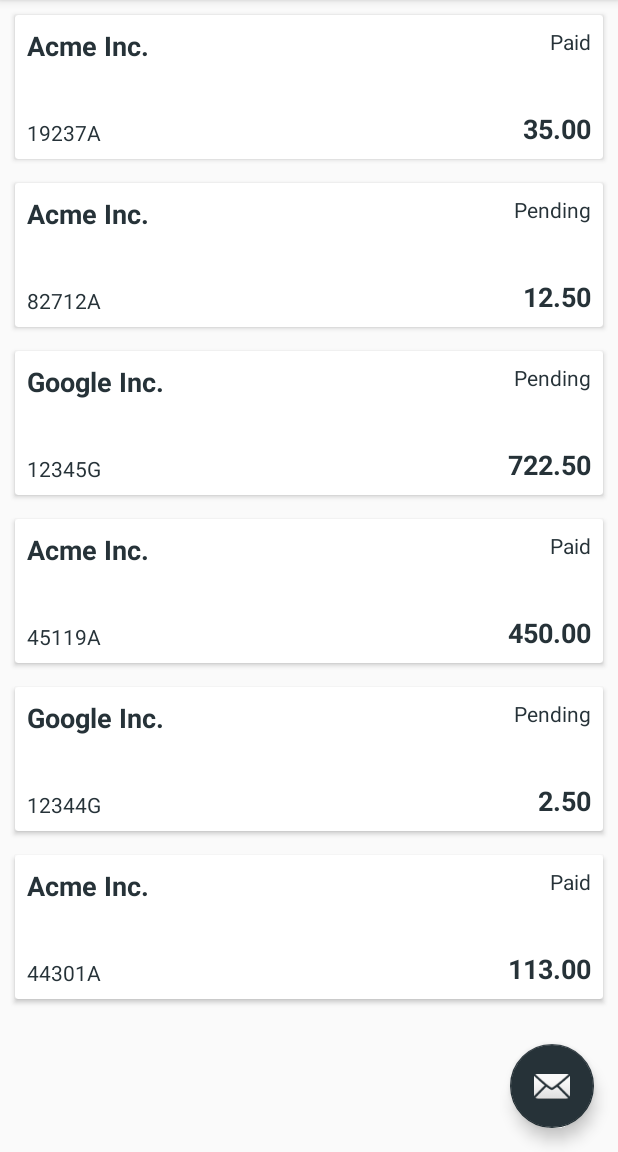
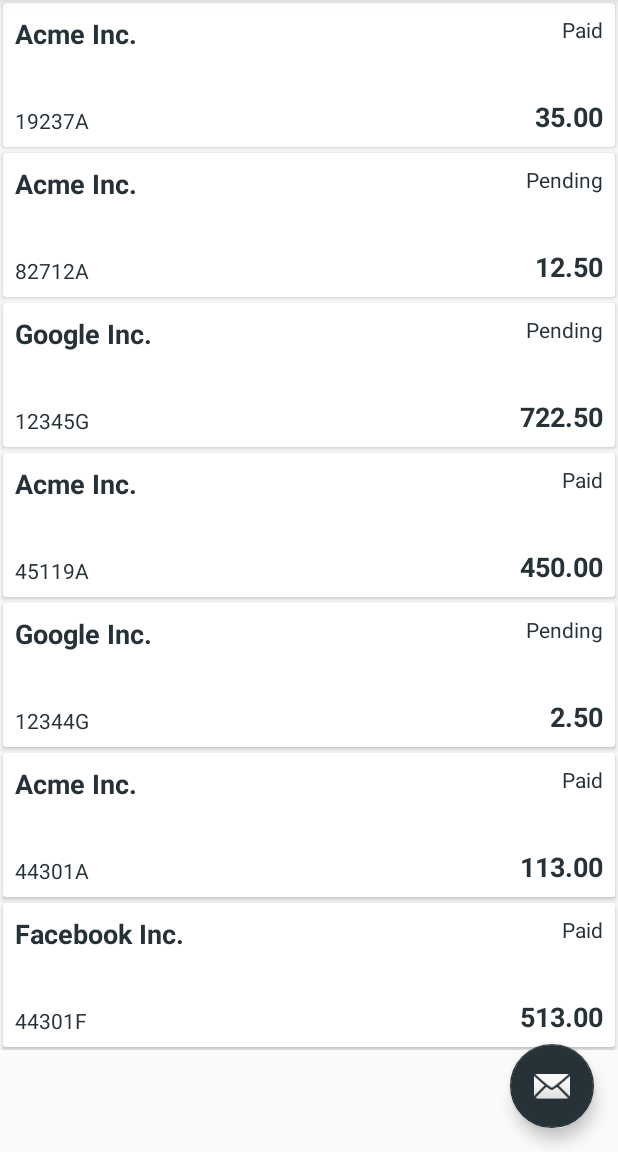
Before and after one commit to ffazil/Regera, an Android app: the screen it shows after launch (TodoActivity), on a phone screen of 412 x 824 dp, the part 84-1236 px from its top. Run offline under Robolectric (Android 15) with nearby library versions, the phone set to English and light mode, and no system bars; our stand-ins replace Room's generated code.

Commit message:
Added fragment

```diff
--- a/app/build.gradle
+++ b/app/build.gradle
@@ -55,10 +55,11 @@ android {
 
 dependencies {
     implementation fileTree(dir: 'libs', include: ['*.jar'])
-    implementation"org.jetbrains.kotlin:kotlin-stdlib-jre7:$kotlin_version"
+    implementation "org.jetbrains.kotlin:kotlin-stdlib-jre7:$kotlin_version"
     implementation "com.android.support:appcompat-v7:$supportLibraryVersion"
     implementation "com.android.support:design:$supportLibraryVersion"
     implementation "com.android.support.constraint:constraint-layout:$constraintLayoutVersion"
+    implementation 'com.android.support:support-v4:26.1.0'
     testImplementation 'junit:junit:4.12'
     androidTestImplementation 'com.android.support.test:runner:1.0.0'
     androidTestImplementation 'com.android.support.test.espresso:espresso-core:3.0.0'
--- /dev/null
+++ b/app/src/main/java/com/tracebucket/regera/MainFragment.kt
@@ -0,0 +1,95 @@
+package com.tracebucket.regera
+
+import android.content.Context
+import android.net.Uri
+import android.os.Bundle
+import android.support.v4.app.Fragment
+import android.util.Log
+import android.view.LayoutInflater
+import android.view.View
+import android.view.ViewGroup
+import android.widget.Toast
+import kotlinx.android.synthetic.main.fragment_main.*
+import kotlinx.android.synthetic.main.fragment_main.view.*
+
+/**
+ * A simple [Fragment] subclass.
+ * Activities that contain this fragment must implement the
+ * [MainFragment.OnFragmentInteractionListener] interface
+ * to handle interaction events.
+ * Use the [MainFragment.newInstance] factory method to
+ * create an instance of this fragment.
+ */
+class MainFragment : Fragment() {
+
+    private val TAG:String = "MainFragment"
+    private var mListener: OnFragmentInteractionListener? = null
+    private lateinit var invoices: List<Invoice>
+
+    override fun onCreate(savedInstanceState: Bundle?) {
+        super.onCreate(savedInstanceState)
+        initDataSet()
+    }
+
+    private fun initDataSet() {
+        invoices = mutableListOf<Invoice>(
+                Invoice("35.00", "Acme Inc.", "19237A", "28-Sep-2017", "Paid"),
+                Invoice("12.50", "Acme Inc.", "82712A", "27-Sep-2017", "Pending"),
+                Invoice("722.50", "Google Inc.", "12345G", "12-Sep-2017", "Pending"),
+                Invoice("450.00", "Acme Inc.", "45119A", "11-Aug-2017", "Paid"),
+                Invoice("2.50", "Google Inc.", "12344G", "12-Jul-2017", "Pending"),
+                Invoice("113.00", "Acme Inc.", "44301A", "07-Jul-2017", "Paid"),
+                Invoice("513.00", "Facebook Inc.", "44301F", "07-May-2017", "Paid"))
+    }
+
+    override fun onCreateView(inflater: LayoutInflater, container: ViewGroup?,
+                              savedInstanceState: Bundle?): View? {
+        // Inflate the layout for this fragment
+        val rootView: View = inflater.inflate(R.layout.fragment_main, container, false)
+        rootView.tag = TAG
+
+        rootView.recycler_invoices.adapter = InvoiceRecyclerViewAdapter(invoices,
+                object: InvoiceRecyclerViewAdapter.onItemClickListener {
+                    override fun onItemClick(position: Int) {
+                        Toast.makeText(rootView.context, "Hello", Toast.LENGTH_LONG).show()
+                    }
+        })
+
+        return rootView
+    }
+
+    // TODO: Rename method, update argument and hook method into UI event
+    fun onButtonPressed(uri: Uri) {
+        if (mListener != null) {
+            mListener!!.onFragmentInteraction(uri)
+        }
+    }
+
+    override fun onAttach(context: Context) {
+        super.onAttach(context)
+        if (context is OnFragmentInteractionListener) {
+            mListener = context
+        } else {
+            throw RuntimeException(context!!.toString() + " must implement OnFragmentInteractionListener")
+        }
+    }
+
+    override fun onDetach() {
+        super.onDetach()
+        mListener = null
+    }
+
+    /**
+     * This interface must be implemented by activities that contain this
+     * fragment to allow an interaction in this fragment to be communicated
+     * to the activity and potentially other fragments contained in that
+     * activity.
+     *
+     *
+     * See the Android Training lesson [Communicating with Other Fragments](http://developer.android.com/training/basics/fragments/communicating.html) for more information.
+     */
+    interface OnFragmentInteractionListener {
+        fun onFragmentInteraction(uri: Uri)
+    }
+
+}// Required empty public constructor
--- a/app/src/main/java/com/tracebucket/regera/TodoActivity.kt
+++ b/app/src/main/java/com/tracebucket/regera/TodoActivity.kt
@@ -1,8 +1,10 @@
 package com.tracebucket.regera
 
+import android.net.Uri
 import android.os.Bundle
 import android.support.design.widget.Snackbar
 import android.support.design.widget.NavigationView
+import android.support.v4.app.Fragment
 import android.support.v4.view.GravityCompat
 import android.support.v7.app.ActionBarDrawerToggle
 import android.support.v7.app.AppCompatActivity
@@ -14,7 +16,11 @@ import kotlinx.android.synthetic.main.activity_todo.*
 import kotlinx.android.synthetic.main.app_bar_todo.*
 import kotlinx.android.synthetic.main.content_todo.*
 
-class TodoActivity : AppCompatActivity(), NavigationView.OnNavigationItemSelectedListener {
+class TodoActivity : AppCompatActivity(), NavigationView.OnNavigationItemSelectedListener,
+MainFragment.OnFragmentInteractionListener {
+    override fun onFragmentInteraction(uri: Uri) {
+
+    }
 
     override fun onCreate(savedInstanceState: Bundle?) {
         super.onCreate(savedInstanceState)
@@ -32,20 +38,9 @@ class TodoActivity : AppCompatActivity(), NavigationView.OnNavigationItemSelecte
         toggle.syncState()
 
         nav_view.setNavigationItemSelectedListener(this)
-        val invoices = mutableListOf<Invoice>(
-                Invoice("35.00", "Acme Inc.", "19237A", "28-Sep-2017", "Paid"),
-                Invoice("12.50", "Acme Inc.", "82712A", "27-Sep-2017", "Pending"),
-                Invoice("722.50", "Google Inc.", "12345G", "12-Sep-2017", "Pending"),
-                Invoice("450.00", "Acme Inc.", "45119A", "11-Aug-2017", "Paid"),
-                Invoice("2.50", "Google Inc.", "12344G", "12-Jul-2017", "Pending"),
-                Invoice("113.00", "Acme Inc.", "44301A", "07-Jul-2017", "Paid"))
 
-        recycler_invoices.adapter = InvoiceRecyclerViewAdapter(invoices,
-                object: InvoiceRecyclerViewAdapter.onItemClickListener {
-                    override fun onItemClick(position: Int) {
-                        Toast.makeText(applicationContext, "Hello", Toast.LENGTH_LONG).show()
-                    }
-        })
+        val fragment: Fragment = MainFragment()
+        supportFragmentManager.beginTransaction().replace(R.id.main_container, fragment, null).commit();
     }
 
     override fun onBackPressed() {
--- a/app/src/main/res/layout/app_bar_todo.xml
+++ b/app/src/main/res/layout/app_bar_todo.xml
@@ -5,6 +5,11 @@
     android:layout_width="match_parent"
     android:layout_height="match_parent"
     tools:context="com.tracebucket.regera.TodoActivity">
+
+    <LinearLayout
+        android:layout_width="match_parent"
+        android:layout_height="match_parent"
+        android:orientation="vertical">
 
         <android.support.design.widget.AppBarLayout
             android:layout_width="match_parent"
@@ -22,6 +27,8 @@
 
         <include layout="@layout/content_todo" />
 
+    </LinearLayout>
+
     <android.support.design.widget.FloatingActionButton
         android:id="@+id/fab"
         android:layout_width="wrap_content"
--- a/app/src/main/res/layout/content_todo.xml
+++ b/app/src/main/res/layout/content_todo.xml
@@ -1,21 +1,7 @@
-<?xml version="1.0" encoding="utf-8"?>
-<android.support.constraint.ConstraintLayout xmlns:android="http://schemas.android.com/apk/res/android"
-    xmlns:app="http://schemas.android.com/apk/res-auto"
+<FrameLayout xmlns:android="http://schemas.android.com/apk/res/android"
     xmlns:tools="http://schemas.android.com/tools"
+    android:id="@+id/main_container"
     android:layout_width="match_parent"
     android:layout_height="match_parent"
-    app:layout_behavior="@string/appbar_scrolling_view_behavior"
-    tools:context="com.tracebucket.regera.TodoActivity"
-    tools:showIn="@layout/app_bar_todo">
-
-    <android.support.v7.widget.RecyclerView
-        android:id="@+id/recycler_invoices"
-        android:layout_width="match_parent"
-        android:layout_height="wrap_content"
-        android:clipToPadding="false"
-        android:padding="2dp"
-        app:spanCount="1"
-        app:layoutManager="LinearLayoutManager"
-        tools:listitem="@layout/invoice_item" />
-
-</android.support.constraint.ConstraintLayout>
+    tools:context="com.tracebucket.regera.TodoActivity">
+</FrameLayout>
--- /dev/null
+++ b/app/src/main/res/layout/fragment_main.xml
@@ -0,0 +1,21 @@
+<?xml version="1.0" encoding="utf-8"?>
+<android.support.constraint.ConstraintLayout xmlns:android="http://schemas.android.com/apk/res/android"
+    xmlns:app="http://schemas.android.com/apk/res-auto"
+    xmlns:tools="http://schemas.android.com/tools"
+    android:layout_width="match_parent"
+    android:layout_height="match_parent"
+    app:layout_behavior="@string/appbar_scrolling_view_behavior"
+    tools:context="com.tracebucket.regera.TodoActivity"
+    tools:showIn="@layout/app_bar_todo">
+
+    <android.support.v7.widget.RecyclerView
+        android:id="@+id/recycler_invoices"
+        android:layout_width="match_parent"
+        android:layout_height="wrap_content"
+        android:clipToPadding="false"
+        android:elevation="0dp"
+        app:layoutManager="LinearLayoutManager"
+        app:spanCount="1"
+        tools:listitem="@layout/invoice_item" />
+
+</android.support.constraint.ConstraintLayout>
--- a/app/src/main/res/layout/invoice_item.xml
+++ b/app/src/main/res/layout/invoice_item.xml
@@ -5,13 +5,16 @@
     xmlns:tools="http://schemas.android.com/tools"
     android:layout_width="match_parent"
     android:layout_height="96dp"
-    android:layout_margin="8dp"
+    android:layout_margin="2dp"
+    android:padding="8dp"
     app:cardBackgroundColor="@color/cardview_light_background">
 
     <android.support.constraint.ConstraintLayout
         android:layout_width="match_parent"
         android:layout_height="match_parent"
-        android:orientation="vertical">
+        android:orientation="vertical"
+        tools:layout_editor_absoluteX="0dp"
+        tools:layout_editor_absoluteY="0dp">
 
         <TextView
             android:id="@+id/amount"
--- a/app/src/main/res/values/strings.xml
+++ b/app/src/main/res/values/strings.xml
@@ -3,4 +3,7 @@
     <string name="navigation_drawer_close">Close navigation drawer</string>
 
     <string name="action_settings">Settings</string>
+
+    <!-- TODO: Remove or change this placeholder text -->
+    <string name="hello_blank_fragment">Hello blank fragment</string>
 </resources>
--- a/build.gradle
+++ b/build.gradle
@@ -1,13 +1,14 @@
 // Top-level build file where you can add configuration options common to all sub-projects/modules.
 
 buildscript {
-    ext.kotlin_version = '1.1.3-2'
+    ext.kotlin_version = '1.1.51'
+    ext.android_plugin_version = '3.0.0-beta6'
     repositories {
         google()
         jcenter()
     }
     dependencies {
-        classpath 'com.android.tools.build:gradle:3.0.0-beta6'
+        classpath "com.android.tools.build:gradle:$android_plugin_version"
         classpath "org.jetbrains.kotlin:kotlin-gradle-plugin:$kotlin_version"
 
         // NOTE: Do not place your application dependencies here; they belong
@@ -22,14 +23,14 @@ allprojects {
     }
 
     ext {
-        supportLibraryVersion = "25.3.1"
+        supportLibraryVersion = "26.1.0"
         constraintLayoutVersion = "1.0.2"
-        roomLibraryVersion = "1.0.0-alpha7"
+        architectureComponentsVersion = "1.0.0-alpha9-1"
         rxJavaVersion = "2.0.6"
         rxAndroidVersion = "2.0.1"
 
         runnerVersion = '0.5'
-        architectureComponentsVersion = "1.0.0-alpha7"
+        roomLibraryVersion = "1.0.0-beta1"
     }
 }
 
```
Lines whose indentation alone changed are shown as unchanged.
